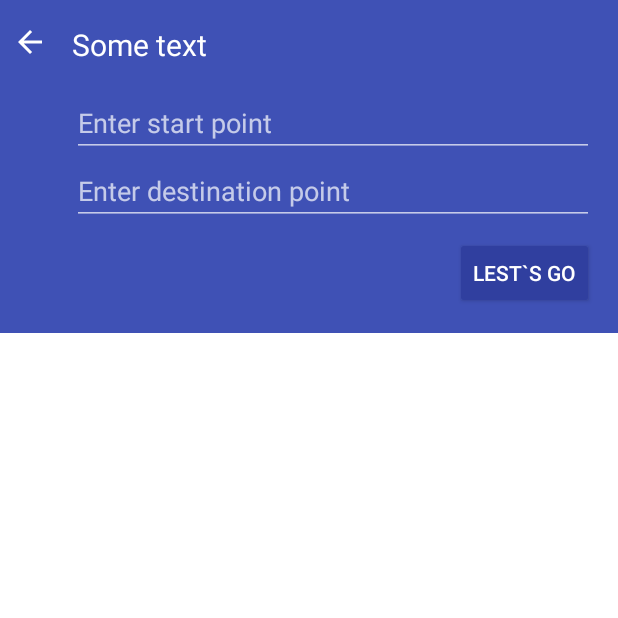
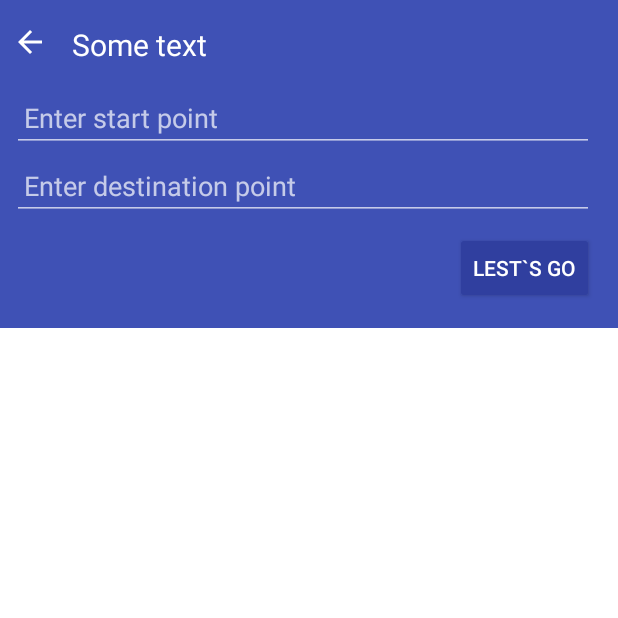
Before and after one commit to kllaas/AND, an Android app: the screen it shows after launch (MainActivity), after a tap on an icon or button, on a phone screen of 412 x 824 dp, the top half of it. Run offline under Robolectric (Android 15) with nearby library versions, the phone set to English and light mode, and no system bars; our stand-ins replace ButterKnife; libraries missing offline, so code that uses them is left out: com.mapbox.mapboxsdk, com.mapbox.services, com.sothree.slidinguppanel; plain views replace MapView, SlidingUpPanelLayout; 9 statements that could not run were skipped.

```diff
--- a/app/build.gradle
+++ b/app/build.gradle
@@ -59,6 +59,4 @@ dependencies {
     compile 'com.sothree.slidinguppanel:library:3.3.1'
 
     compile 'com.squareup.picasso:picasso:2.5.2'
-
-    compile 'com.google.android.gms:play-services-places:10.2.1'
 }
--- a/app/src/main/java/com/klimchuk/and/data/and/ANDApiLoader.java
+++ b/app/src/main/java/com/klimchuk/and/data/and/ANDApiLoader.java
@@ -133,6 +133,9 @@ public class ANDApiLoader {
             float lat = Float.parseFloat(item.getString("latitude"));
             float lng = Float.parseFloat(item.getString("longitude"));
 
+            if (Math.abs(lat - 30) < 5)
+                System.out.println(id);
+
             places.add(new Place(id, name, new LatLng(lat, lng)));
         }
 
--- a/app/src/main/java/com/klimchuk/and/maps/MapsFragment.java
+++ b/app/src/main/java/com/klimchuk/and/maps/MapsFragment.java
@@ -10,6 +10,8 @@ import android.support.v7.widget.RecyclerView;
 import android.view.LayoutInflater;
 import android.view.View;
 import android.view.ViewGroup;
+import android.widget.Button;
+import android.widget.ImageView;
 
 import com.klimchuk.and.R;
 import com.klimchuk.and.activity.MainActivity;
@@ -17,7 +19,9 @@ import com.klimchuk.and.adapter.RecyclerAdapter;
 import com.klimchuk.and.data.Place;
 import com.klimchuk.and.data.source.StaticDataCache;
 import com.klimchuk.and.search.ISearch;
+import com.klimchuk.and.search_directions.DirectionsFragment;
 import com.klimchuk.and.search_directions.IDirections;
+import com.klimchuk.and.utils.FragmentHelper;
 import com.mapbox.mapboxsdk.annotations.Marker;
 import com.mapbox.mapboxsdk.annotations.MarkerViewOptions;
 import com.mapbox.mapboxsdk.annotations.PolylineOptions;
@@ -34,6 +38,7 @@ import java.util.List;
 
 import butterknife.BindView;
 import butterknife.ButterKnife;
+import butterknife.OnClick;
 
 /**
  * Created by alexey on 13.05.17.
@@ -50,7 +55,14 @@ public class MapsFragment extends Fragment implements MapsContract.View, ISearch
     RecyclerView mRecyclerView;
     @BindView(R.id.drag_view)
     View dragView;
+    @BindView(R.id.ic_pick_location)
+    ImageView locationPicker;
+
+    @BindView(R.id.btn_choose_place)
+    Button btnChoosePlace;
+
     private IMaps.ShowToolbarCallback mShowToolbarCallback;
+
     private MapboxMap mMap;
 
     private RecyclerView.LayoutManager mLayoutManager;
@@ -152,7 +164,7 @@ public class MapsFragment extends Fragment implements MapsContract.View, ISearch
             }
 
             LatLngBounds bounds = builder.build();
-            int padding = 100; // offset from edges of the mMap in pixels
+            int padding = 0; // offset from edges of the mMap in pixels
 
             CameraUpdate cu = CameraUpdateFactory.newLatLngBounds(bounds, padding);
             mMap.animateCamera(cu);
@@ -243,6 +255,11 @@ public class MapsFragment extends Fragment implements MapsContract.View, ISearch
         mapView.onSaveInstanceState(outState);
     }
 
+    @OnClick(R.id.btn_choose_place)
+    public void choosePlace() {
+        ((DirectionsFragment) FragmentHelper.getByTag(FragmentHelper.DIRECTION_FRAGMENT)).chooseLocation();
+    }
+
     @Override
     public void onCloseClick() {
         mRecyclerView.smoothScrollToPosition(0);
@@ -251,9 +268,24 @@ public class MapsFragment extends Fragment implements MapsContract.View, ISearch
 
     @Override
     public void onDirectionsSearch(LatLng[] points) {
-        mMap.addPolyline(new PolylineOptions()
+        Thread th = new Thread(() -> mMap.addPolyline(new PolylineOptions()
                 .add(points)
-                .color(Color.parseColor("#009688"))
-                .width(5));
+                .color(Color.parseColor("#4cd93f"))
+                .width(500)));
+        th.start();
+    }
+
+    public void searchLocation() {
+        locationPicker.setVisibility(View.VISIBLE);
+        btnChoosePlace.setVisibility(View.VISIBLE);
+    }
+
+    public void removePickerVisibility() {
+        locationPicker.setVisibility(View.GONE);
+        btnChoosePlace.setVisibility(View.GONE);
+    }
+
+    public LatLng getPosition() {
+        return mMap.getCameraPosition().target;
     }
 }
--- a/app/src/main/java/com/klimchuk/and/search/SearchPresenter.java
+++ b/app/src/main/java/com/klimchuk/and/search/SearchPresenter.java
@@ -54,6 +54,8 @@ public class SearchPresenter implements SearchContract.Presenter {
                 @Override
                 public void onPlaceLoaded(List<Place> places) {
                     if (places != null && places.size() != 0) {
+
+                        Toast.makeText(mView.getAppContext(), "Place size: " + places.size(), Toast.LENGTH_SHORT);
                         for (Place place : places) {
                             place.setLatLng(new LatLng(place.getLongitude(), place.getLongitude()));
                         }
--- a/app/src/main/java/com/klimchuk/and/search_directions/DirectionsFragment.java
+++ b/app/src/main/java/com/klimchuk/and/search_directions/DirectionsFragment.java
@@ -4,22 +4,29 @@ import android.content.Context;
 import android.os.Bundle;
 import android.support.annotation.Nullable;
 import android.support.v4.app.Fragment;
+import android.support.v7.app.AppCompatActivity;
 import android.view.LayoutInflater;
 import android.view.View;
 import android.view.ViewGroup;
 import android.widget.EditText;
+import android.widget.ImageButton;
 
-import com.google.android.gms.common.GooglePlayServicesNotAvailableException;
-import com.google.android.gms.common.GooglePlayServicesRepairableException;
-import com.google.android.gms.location.places.ui.PlacePicker;
 import com.klimchuk.and.R;
 import com.klimchuk.and.activity.MainActivity;
+import com.klimchuk.and.data.LoadingCallback;
+import com.klimchuk.and.data.Place;
+import com.klimchuk.and.data.google.GoogleAPILoader;
 import com.klimchuk.and.domain.Route;
+import com.klimchuk.and.maps.MapsFragment;
+import com.klimchuk.and.utils.FragmentHelper;
 import com.mapbox.mapboxsdk.geometry.LatLng;
 import com.mapbox.services.Constants;
 import com.mapbox.services.commons.geojson.LineString;
 import com.mapbox.services.commons.models.Position;
 
+import org.json.JSONException;
+
+import java.io.IOException;
 import java.util.List;
 
 import butterknife.BindView;
@@ -32,14 +39,21 @@ import butterknife.OnClick;
 
 public class DirectionsFragment extends Fragment implements DirectionsContract.View {
 
-    public static final int PLACE_PICKER_REQUEST = 1;
-
     @BindView(R.id.et_from)
     EditText etFrom;
+
     @BindView(R.id.et_destination)
     EditText etDestination;
+
+    @BindView(R.id.btn_back)
+    ImageButton back;
+
     private DirectionsContract.Presenter mPresenter;
+
     private IDirections.DirectionsCallback mDirectionsCallback;
+
+    private LatLng[] searchLocations = new LatLng[2];
+    private boolean currentLocationChoose;
 
     public static DirectionsFragment newInstance() {
 
@@ -52,19 +66,31 @@ public class DirectionsFragment extends Fragment implements DirectionsContract.V
 
     @OnClick(R.id.et_from)
     public void onFromClick(View v) {
-
+        currentLocationChoose = true;
+        etFrom.setBackgroundColor(getResources().getColor(R.color.colorPrimaryLow));
+        etDestination.setBackgroundColor(getResources().getColor(R.color.colorPrimary));
+        ((MapsFragment) FragmentHelper.getByTag(FragmentHelper.MAPS_FRAGMENT)).searchLocation();
     }
 
     @OnClick(R.id.et_destination)
     public void onDestClick(View v) {
-        try {
-            PlacePicker.IntentBuilder builder = new PlacePicker.IntentBuilder();
+        currentLocationChoose = false;
+        etDestination.setBackgroundColor(getResources().getColor(R.color.colorPrimaryLow));
+        etFrom.setBackgroundColor(getResources().getColor(R.color.colorPrimary));
+        ((MapsFragment) FragmentHelper.getByTag(FragmentHelper.MAPS_FRAGMENT)).searchLocation();
+    }
 
-            startActivityForResult(builder.build(getActivity()), PLACE_PICKER_REQUEST);
+    @OnClick(R.id.btn_search)
+    public void onSearchClick(View v) {
+        if (searchLocations[0] != null & searchLocations[1] != null)
+            mPresenter.startSearch(String.valueOf(searchLocations[0].getLatitude()), String.valueOf(searchLocations[0].getLongitude()),
+                    String.valueOf(searchLocations[1].getLatitude()), String.valueOf(searchLocations[1].getLongitude()));
+    }
 
-        } catch (GooglePlayServicesRepairableException | GooglePlayServicesNotAvailableException e) {
-            e.printStackTrace();
-        }
+    @OnClick(R.id.btn_search)
+    public void onCancel(View v) {
+        ((MapsFragment) FragmentHelper.getByTag(FragmentHelper.MAPS_FRAGMENT)).removePickerVisibility();
+        FragmentHelper.removeFragment((AppCompatActivity) getActivity(), FragmentHelper.DIRECTION_FRAGMENT);
     }
 
     @Nullable
@@ -81,6 +107,33 @@ public class DirectionsFragment extends Fragment implements DirectionsContract.V
         return view;
     }
 
+    public void chooseLocation() {
+        try {
+            GoogleAPILoader.getPlaceByPosition(getContext(),
+                    ((MapsFragment) FragmentHelper.getByTag(FragmentHelper.MAPS_FRAGMENT)).getPosition(),
+                    new LoadingCallback<Place>() {
+                        @Override
+                        public void onPlaceLoaded(Place place) {
+
+                            if (currentLocationChoose) {
+                                searchLocations[0] = place.getLatLng();
+                                etFrom.setText(place.getAddress());
+                            } else {
+                                searchLocations[1] = place.getLatLng();
+                                etDestination.setText(place.getAddress());
+                            }
+                        }
+
+                        @Override
+                        public void onLoadingFailed() {
+
+                        }
+                    });
+
+        } catch (IOException | JSONException e) {
+            e.printStackTrace();
+        }
+    }
 
     @Override
     public Context getAppContext() {
--- a/app/src/main/res/layout/directions_fragment.xml
+++ b/app/src/main/res/layout/directions_fragment.xml
@@ -33,11 +33,13 @@
         android:id="@+id/et_from"
         android:layout_width="match_parent"
         android:layout_height="wrap_content"
-        android:layout_below="@+id/some_text"
-        android:layout_marginEnd="@dimen/small_margin"
-        android:layout_marginTop="@dimen/medium_margin"
-        android:layout_toEndOf="@+id/btn_back"
-        android:hint="Enter start point" />
+        android:layout_alignEnd="@+id/btn_search"
+        android:layout_below="@+id/btn_back"
+        android:layout_marginTop="16dp"
+        android:focusable="false"
+        android:hint="Enter start point"
+        android:inputType="none"
+        android:paddingStart="@dimen/small_margin" />
 
     <EditText
         android:id="@+id/et_destination"
@@ -47,7 +49,10 @@
         android:layout_below="@+id/et_from"
         android:layout_marginBottom="@dimen/small_margin"
         android:layout_marginEnd="@dimen/small_margin"
-        android:hint="Enter destination point" />
+        android:focusable="false"
+        android:hint="Enter destination point"
+        android:inputType="none"
+        android:paddingStart="@dimen/small_margin" />
 
     <Button
         android:id="@+id/btn_search"
--- a/app/src/main/res/layout/maps_fragment.xml
+++ b/app/src/main/res/layout/maps_fragment.xml
@@ -18,7 +18,29 @@
         android:layout_width="match_parent"
         android:layout_height="match_parent"
         android:orientation="vertical"
-        mapbox:mapbox_styleUrl="mapbox://styles/piekie/cj2kpnv9b002h2srs7d45c8nv" />
+        mapbox:mapbox_styleUrl="mapbox://styles/piekie/cj2kpnv9b002h2srs7d45c8nv">
+
+        <ImageView
+            android:id="@+id/ic_pick_location"
+            android:layout_width="wrap_content"
+            android:layout_height="wrap_content"
+            android:layout_gravity="center"
+            android:src="@drawable/ic_place_black_24dp"
+            android:tint="@color/colorAccent"
+            android:visibility="gone" />
+
+        <Button
+            android:id="@+id/btn_choose_place"
+            android:layout_width="wrap_content"
+            android:layout_height="wrap_content"
+            android:layout_gravity="center|bottom"
+            android:layout_marginBottom="24dp"
+            android:backgroundTint="@color/colorPrimary"
+            android:text="Pick loaction"
+            android:textColor="@color/colorWhite"
+            android:visibility="gone" />
+
+    </com.mapbox.mapboxsdk.maps.MapView>
 
     <include
         android:id="@+id/drag_view"
--- a/app/src/main/res/values/colors.xml
+++ b/app/src/main/res/values/colors.xml
@@ -7,4 +7,7 @@
     <color name="colorText">#bdbdbd</color>
     <color name="colorTextDark">#616161</color>
     <color name="colorBlack">#000000</color>
+
+    <color name="colorPrimaryLow">#303f9f</color>
+
 </resources>
--- a/app/src/main/res/values/strings.xml
+++ b/app/src/main/res/values/strings.xml
@@ -1,5 +1,6 @@
 <resources>
     <string name="app_name">AND</string>
-    <string name="google_api_key">AIzaSyBh5pGjHn-D1QtxJs4ZinQM6SUIYkvjNzc</string>
+    <string name="google_api_key">AIzaSyAEiAPORLsfWjAlrbrS0ow-ilheJXq9G0E</string>
     <string name="request_types">accounting|airport|amusement_park|aquarium|art_gallery|atm|bakery|bank|bar|beauty_salon|bicycle_store|book_store|bowling_alley|bus_station|cafe|campground|car_dealer|car_rental|car_repair|car_wash|casino|cemetery|church|city_hall|clothing_store|convenience_store|courthouse|dentist|department_store|doctor|electrician|electronics_store|embassy|establishment|finance|fire_station|florist|food|funeral_home|furniture_store|gas_station|general_contractor|grocery_or_supermarket|gym|hair_care|hardware_store|health (устарело)|hindu_temple|home_goods_store|hospital|insurance_agency|jewelry_store|laundry|lawyer|library|liquor_store|local_government_office|locksmith|lodging|meal_delivery|meal_takeaway|mosque|movie_rental|movie_theater|moving_company|museum|night_club|painter|park|parking|pet_store|pharmacy|physiotherapist|place_of_worship|plumber|police|post_office|real_estate_agency|restaurant|roofing_contractor|rv_park|school|shoe_store|shopping_mall|spa|stadium|storage|store|subway_station|synagogue|taxi_stand|train_station|transit_station|travel_agency|university|veterinary_care|zoo</string>
+    <string name="mapbox_api_key">pk.eyJ1IjoicGlla2llIiwiYSI6ImNqMm4wZHh5YjAwMjMzM3BhMHNwdWo4aXYifQ.g4Z2AZ6Mvnq59QkJniZ69A</string>
 </resources>
```
Also changed, not shown: app/src/main/java/com/klimchuk/and/App.java (+1 -10 lines), app/src/main/java/com/klimchuk/and/activity/MainActivity.java (+0 -14 lines), app/src/main/java/com/klimchuk/and/utils/FragmentHelper.java (+12 -2 lines), app/src/main/res/drawable/ic_location_on_black_24dp.xml (renamed from app/src/main/res/drawable/ic_place_black_24dp.xml), 1 other file.
